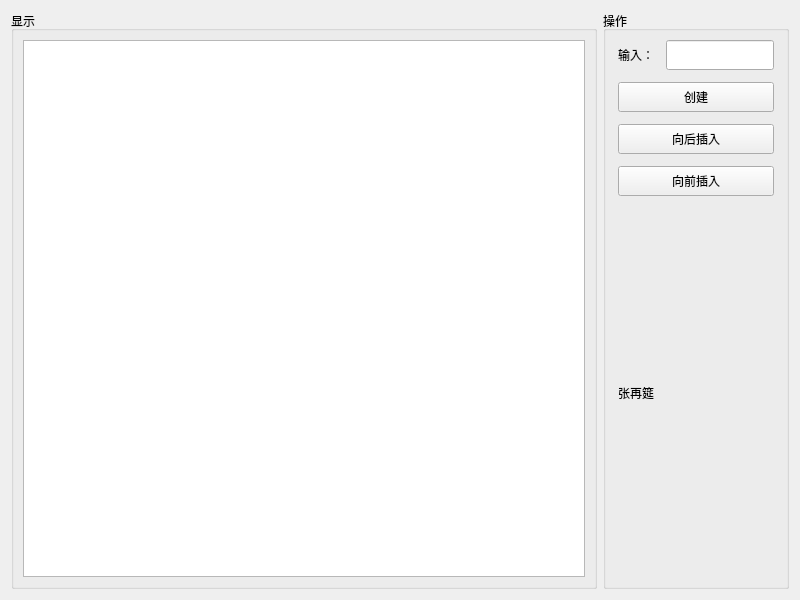
Old version of the form chaintest.ui in the repository zzaiyan/VisualList-Qt.
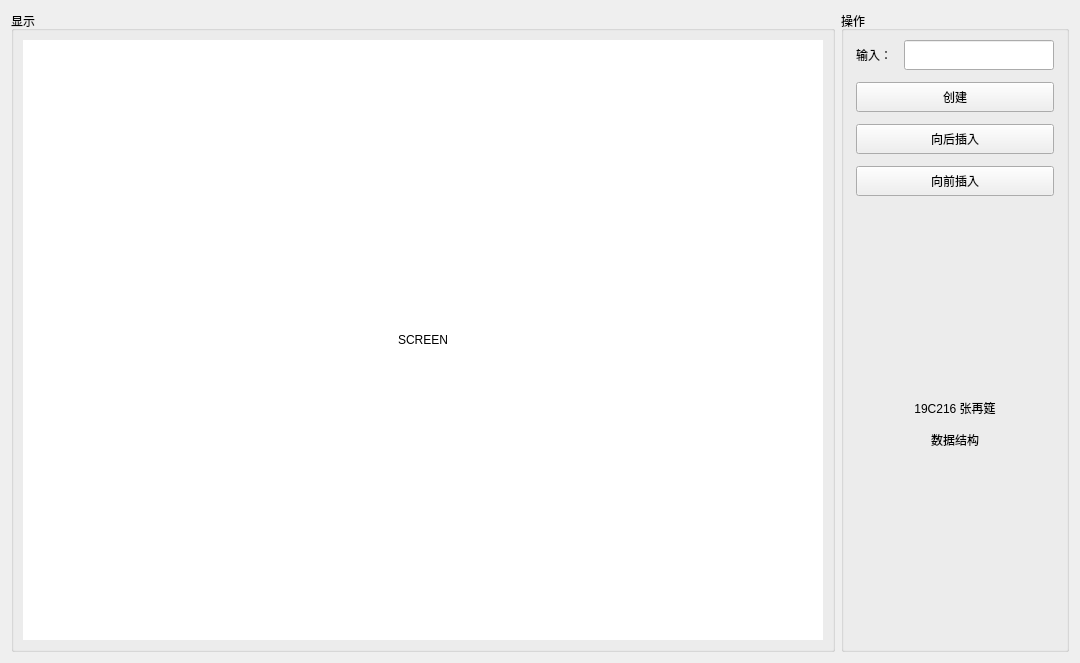
New version of the form.

```diff
--- a/chaintest.ui
+++ b/chaintest.ui
@@ -6,10 +6,22 @@
    <rect>
     <x>0</x>
     <y>0</y>
-    <width>800</width>
-    <height>600</height>
+    <width>1080</width>
+    <height>663</height>
    </rect>
   </property>
+  <property name="sizePolicy">
+   <sizepolicy hsizetype="Preferred" vsizetype="Minimum">
+    <horstretch>0</horstretch>
+    <verstretch>0</verstretch>
+   </sizepolicy>
+  </property>
+  <property name="maximumSize">
+   <size>
+    <width>1280</width>
+    <height>800</height>
+   </size>
+  </property>
   <property name="windowTitle">
    <string>VisualChainList</string>
   </property>
@@ -18,22 +30,82 @@
     <widget class="QGroupBox" name="groupBox">
      <property name="sizePolicy">
       <sizepolicy hsizetype="Preferred" vsizetype="Preferred">
-       <horstretch>2</horstretch>
-       <verstretch>1</verstretch>
+       <horstretch>0</horstretch>
+       <verstretch>0</verstretch>
       </sizepolicy>
      </property>
+     <property name="maximumSize">
+      <size>
+       <width>900</width>
+       <height>700</height>
+      </size>
+     </property>
      <property name="title">
       <string>显示</string>
      </property>
      <layout class="QHBoxLayout" name="horizontalLayout_3">
       <item>
-       <widget class="QGraphicsView" name="graphicsView"/>
+       <widget class="QLabel" name="screenLabel">
+        <property name="sizePolicy">
+         <sizepolicy hsizetype="Fixed" vsizetype="Fixed">
+          <horstretch>0</horstretch>
+          <verstretch>0</verstretch>
+         </sizepolicy>
+        </property>
+        <property name="minimumSize">
+         <size>
+          <width>800</width>
+          <height>600</height>
+         </size>
+        </property>
+        <property name="maximumSize">
+         <size>
+          <width>800</width>
+          <height>600</height>
+         </size>
+        </property>
+        <property name="acceptDrops">
+         <bool>false</bool>
+        </property>
+        <property name="styleSheet">
+         <string notr="true">QLabel{
+	background-color: rgb(255, 255, 255)
+}</string>
+        </property>
+        <property name="text">
+         <string>SCREEN</string>
+        </property>
+        <property name="textFormat">
+         <enum>Qt::AutoText</enum>
+        </property>
+        <property name="alignment">
+         <set>Qt::AlignCenter</set>
+        </property>
+       </widget>
       </item>
      </layout>
     </widget>
    </item>
    <item>
     <widget class="QGroupBox" name="groupBox_2">
+     <property name="sizePolicy">
+      <sizepolicy hsizetype="Preferred" vsizetype="Preferred">
+       <horstretch>0</horstretch>
+       <verstretch>0</verstretch>
+      </sizepolicy>
+     </property>
+     <property name="minimumSize">
+      <size>
+       <width>200</width>
+       <height>0</height>
+      </size>
+     </property>
+     <property name="maximumSize">
+      <size>
+       <width>300</width>
+       <height>700</height>
+      </size>
+     </property>
      <property name="title">
       <string>操作</string>
      </property>
@@ -119,7 +191,12 @@
       <item>
        <widget class="QLabel" name="label_2">
         <property name="text">
-         <string>张再筵</string>
+         <string>19C216 张再筵
+
+数据结构</string>
+        </property>
+        <property name="alignment">
+         <set>Qt::AlignCenter</set>
         </property>
        </widget>
       </item>
```
Left out of the diff: 4 changed lines with no effect on the pictures.
